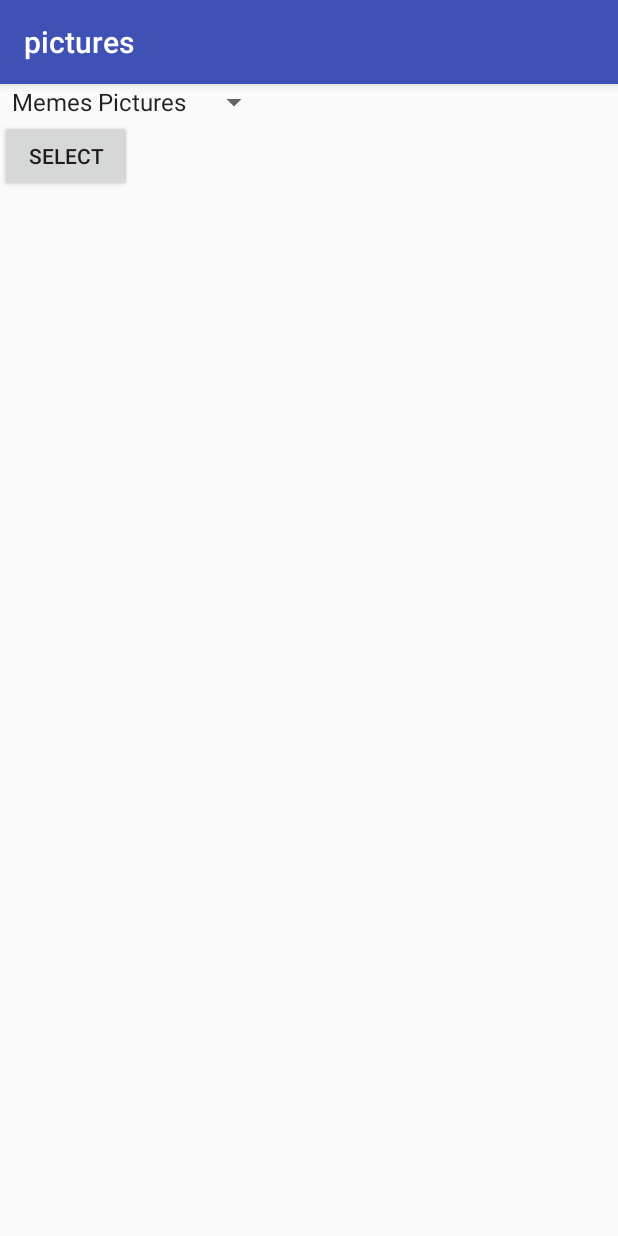
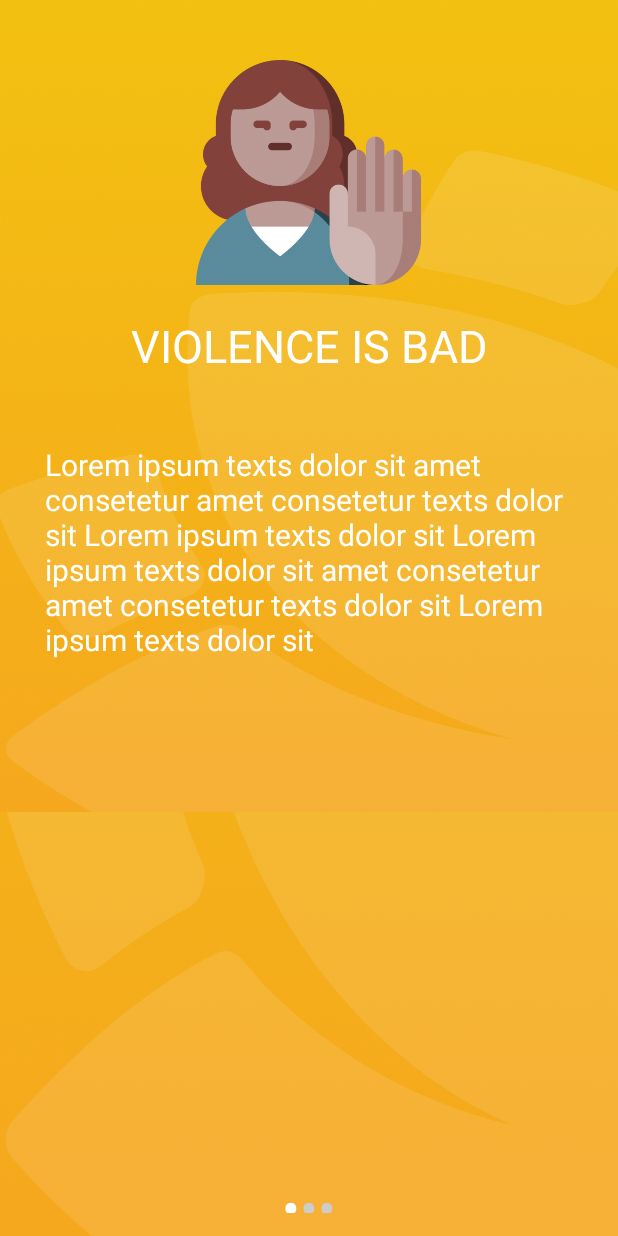
Before and after one commit to ptnghiapcs/GameUIT, an Android app: the screen it shows after launch (Pictures before the commit, IntroActivity after it), on a phone screen of 412 x 824 dp. Run offline under Robolectric (Android 15) with nearby library versions, the phone set to English and light mode, and no system bars.

Commit message:
Intro Activity SliderAdapter acitivity_intro slide_layout background_1, background_2, brain, stop Chỉnh NoActionbar trong AndroidManifest LAUNCHER đang là IntroActivity

```diff
--- a/app/build.gradle
+++ b/app/build.gradle
@@ -25,4 +25,5 @@ dependencies {
     testImplementation 'junit:junit:4.12'
     androidTestImplementation 'com.android.support.test:runner:1.0.2'
     androidTestImplementation 'com.android.support.test.espresso:espresso-core:3.0.2'
+    implementation 'com.android.support:support-v4:27.1.1'
 }
--- a/app/src/main/AndroidManifest.xml
+++ b/app/src/main/AndroidManifest.xml
@@ -14,6 +14,10 @@
         </activity>
 
         <activity android:name=".Pictures" >
+
+        </activity>
+
+        <activity android:name=".IntroActivity">
             <intent-filter>
                 <action android:name="android.intent.action.MAIN" />
 
--- /dev/null
+++ b/app/src/main/java/apcs/gameuit/IntroActivity.java
@@ -0,0 +1,66 @@
+package apcs.gameuit;
+
+import android.support.v4.view.ViewPager;
+import android.support.v7.app.AppCompatActivity;
+import android.os.Bundle;
+import android.text.Html;
+import android.view.View;
+import android.widget.LinearLayout;
+import android.widget.TextView;
+
+public class IntroActivity extends AppCompatActivity {
+
+    private ViewPager aSlideViewPager;
+    private SliderAdapter sliderApdater;
+    private LinearLayout mDotsLayout;
+    private TextView[] mDots;
+
+    @Override
+    protected void onCreate(Bundle savedInstanceState) {
+        super.onCreate(savedInstanceState);
+        setContentView(R.layout.activity_intro);
+
+        aSlideViewPager = findViewById(R.id.viewPager);
+        mDotsLayout = findViewById(R.id.dotsLayout);
+        sliderApdater = new SliderAdapter(this);
+
+        aSlideViewPager.setAdapter(sliderApdater);
+
+        addDotsIndicator(0);
+
+        aSlideViewPager.addOnPageChangeListener(viewListener);
+    }
+
+    public void addDotsIndicator(int position){
+        mDots = new TextView[3];
+        mDotsLayout.removeAllViews();
+
+        for (int i=0; i < mDots.length; i++){
+            mDots[i] = new TextView(this);
+            mDots[i].setText(Html.fromHtml("&#8226;"));
+            mDots[i].setTextSize(35);
+            mDots[i].setTextColor(getResources().getColor(R.color.colorTransparentWhite));
+
+            mDotsLayout.addView(mDots[i]);
+        }
+        if (mDots.length > 0)
+            mDots[position].setTextColor(getResources().getColor(R.color.colorWhite));
+    }
+
+    ViewPager.OnPageChangeListener viewListener = new ViewPager.OnPageChangeListener() {
+        @Override
+        public void onPageScrolled(int position, float positionOffset, int positionOffsetPixels) {
+
+        }
+
+        @Override
+        public void onPageSelected(int position) {
+            addDotsIndicator(position);
+        }
+
+        @Override
+        public void onPageScrollStateChanged(int state) {
+
+        }
+    };
+}
--- /dev/null
+++ b/app/src/main/java/apcs/gameuit/SliderAdapter.java
@@ -0,0 +1,82 @@
+package apcs.gameuit;
+
+import android.content.Context;
+import android.media.Image;
+import android.support.annotation.NonNull;
+import android.support.v4.view.PagerAdapter;
+import android.transition.Slide;
+import android.view.LayoutInflater;
+import android.view.View;
+import android.view.ViewGroup;
+import android.widget.ImageView;
+import android.widget.LinearLayout;
+import android.widget.RelativeLayout;
+import android.widget.TextView;
+
+import org.w3c.dom.Text;
+
+public class SliderAdapter extends PagerAdapter {
+
+    Context context;
+    LayoutInflater layoutInflater;
+
+    public SliderAdapter(Context context)
+    {
+        this.context = context;
+    }
+
+    public int[] slide_images = {
+            R.drawable.stop_hand,
+            R.drawable.brain,
+            R.drawable.boyandgirl
+    };
+
+    public String[] slide_headings = {
+            "VIOLENCE IS BAD",
+            "REDUCE STRESS",
+            "CHILLME MEDITATION"
+    };
+
+    public String[] slide_desc = {
+            "Lorem ipsum texts dolor sit amet consetetur amet consetetur texts dolor sit Lorem ipsum texts dolor sit " +
+                    "Lorem ipsum texts dolor sit amet consetetur amet consetetur texts dolor sit Lorem ipsum texts dolor sit",
+            "Lorem ipsum texts dolor sit amet consetetur amet consetetur texts dolor sit Lorem ipsum texts dolor sit ",
+            "Lorem ipsum texts dolor sit amet consetetur amet consetetur texts dolor sit Lorem ipsum texts dolor sit "
+    };
+    @Override
+    public int getCount() {
+        return slide_headings.length;
+
+    }
+
+    @Override
+    public boolean isViewFromObject(@NonNull View view, @NonNull Object object) {
+        return view == object;
+    }
+
+    @NonNull
+    @Override
+    public Object instantiateItem(@NonNull ViewGroup container, int position) {
+
+        layoutInflater = (LayoutInflater) context.getSystemService(context.LAYOUT_INFLATER_SERVICE);
+        View view = layoutInflater.inflate(R.layout.slide_layout, container, false);
+
+        ImageView slideImageView = view.findViewById(R.id.imageView);
+        TextView slideHeading = view.findViewById(R.id.textView);
+        TextView slideDescription = view.findViewById(R.id.textView2);
+
+        slideImageView.setImageResource(slide_images[position]);
+        slideHeading.setText(slide_headings[position]);
+        slideDescription.setText(slide_desc[position]);
+
+        container.addView(view);
+
+        return view;
+    }
+
+    @Override
+    public void destroyItem(@NonNull ViewGroup container, int position, @NonNull Object object) {
+
+        container.removeView((LinearLayout)object);
+    }
+}
--- /dev/null
+++ b/app/src/main/res/layout/activity_intro.xml
@@ -0,0 +1,25 @@
+<?xml version="1.0" encoding="utf-8"?>
+<RelativeLayout xmlns:android="http://schemas.android.com/apk/res/android"
+    android:id="@+id/relativeLayout"
+    android:layout_width="match_parent"
+    android:layout_height="match_parent"
+    android:background="@drawable/background_1">
+
+    <android.support.v4.view.ViewPager
+        android:id="@+id/viewPager"
+        android:layout_width="match_parent"
+        android:layout_height="541dp">
+
+    </android.support.v4.view.ViewPager>
+
+    <LinearLayout
+        android:id="@+id/dotsLayout"
+        android:layout_width="match_parent"
+        android:layout_height="27dp"
+        android:layout_alignParentBottom="true"
+        android:layout_alignParentStart="true"
+        android:layout_marginBottom="15dp"
+        android:gravity="center_horizontal"
+        android:orientation="horizontal"></LinearLayout>
+
+</RelativeLayout>
--- /dev/null
+++ b/app/src/main/res/layout/slide_layout.xml
@@ -0,0 +1,40 @@
+<?xml version="1.0" encoding="utf-8"?>
+<LinearLayout xmlns:android="http://schemas.android.com/apk/res/android"
+    xmlns:app="http://schemas.android.com/apk/res-auto"
+    android:layout_width="match_parent"
+    android:layout_height="match_parent"
+    android:background="@drawable/background_1"
+    android:orientation="vertical">
+
+    <ImageView
+        android:id="@+id/imageView"
+        android:layout_width="150dp"
+        android:layout_height="150dp"
+        android:layout_gravity="center_horizontal"
+        android:layout_marginTop="40dp"
+        android:adjustViewBounds="true"
+        app:srcCompat="@mipmap/ic_launcher_round" />
+
+
+    <TextView
+        android:id="@+id/textView"
+        android:layout_width="match_parent"
+        android:layout_height="wrap_content"
+        android:layout_marginTop="20dp"
+        android:gravity="center"
+        android:text="HEADING"
+        android:textColor="@color/colorWhite"
+        android:textSize="30dp" />
+
+    <TextView
+        android:id="@+id/textView2"
+        android:layout_width="match_parent"
+        android:layout_height="match_parent"
+        android:layout_gravity="center"
+        android:layout_marginTop="15dp"
+        android:padding="30sp"
+        android:text="Lorem ipsum texts dolor sit amet consetetur amet consetetur texts dolor sit Lorem ipsum texts dolor sit"
+        android:textColor="@color/colorWhite"
+        android:textSize="20sp" />
+
+</LinearLayout>
--- a/app/src/main/res/values/colors.xml
+++ b/app/src/main/res/values/colors.xml
@@ -3,4 +3,6 @@
     <color name="colorPrimary">#3F51B5</color>
     <color name="colorPrimaryDark">#303F9F</color>
     <color name="colorAccent">#FF4081</color>
+    <color name="colorWhite">#ffffff</color>
+    <color name="colorTransparentWhite">#cccccc</color>
 </resources>
--- a/app/src/main/res/values/styles.xml
+++ b/app/src/main/res/values/styles.xml
@@ -1,11 +1,12 @@
 <resources>
 
     <!-- Base application theme. -->
-    <style name="AppTheme" parent="Theme.AppCompat.Light.DarkActionBar">
+    <style name="AppTheme" parent="Theme.AppCompat.Light.NoActionBar">
         <!-- Customize your theme here. -->
         <item name="colorPrimary">@color/colorPrimary</item>
         <item name="colorPrimaryDark">@color/colorPrimaryDark</item>
         <item name="colorAccent">@color/colorAccent</item>
+
     </style>
 
 </resources>
```
Also changed, not shown: app/src/main/res/drawable/background_1.png (added), app/src/main/res/drawable/background_2.png (added), app/src/main/res/drawable/brain.png (added), app/src/main/res/drawable/stop_hand.png (added).
